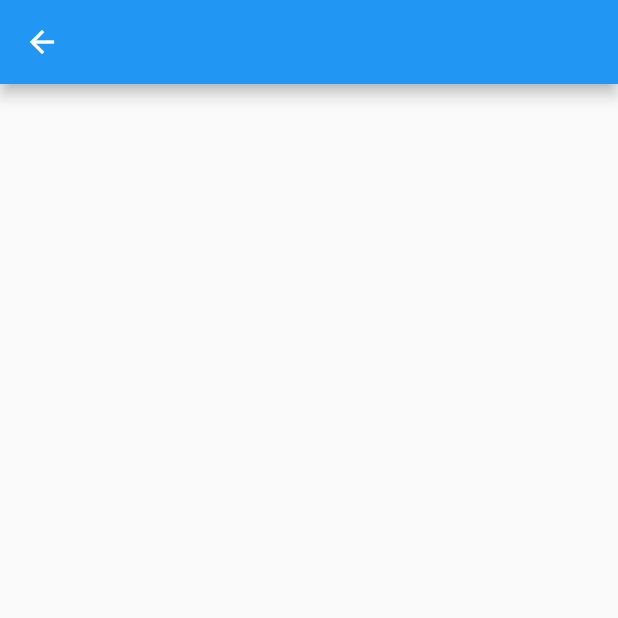
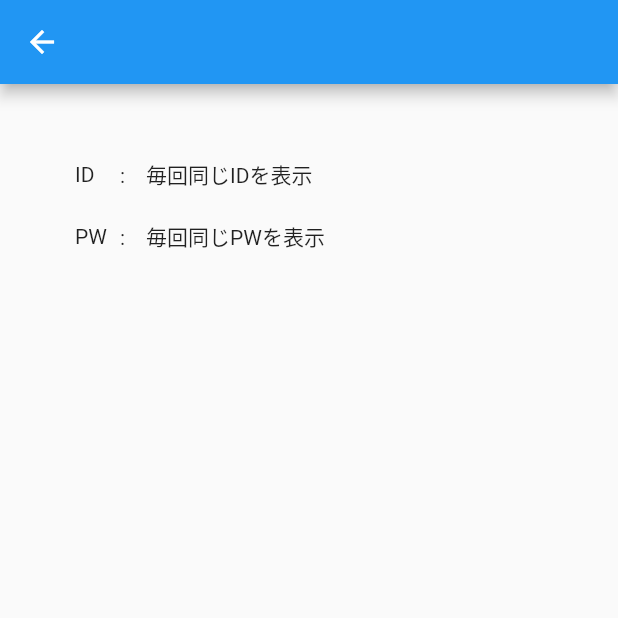
Before and after one commit to RYOTA-F/test-flutter-demo-app, a Flutter app: the NextPage screen opened directly, on a phone screen of 412 x 824 dp, the top half of it. Run offline on Flutter 3.47's test engine with Material 2 defaults, Android fonts, the phone set to English and light mode, and no system bars.

Commit message:
[update] NextPage スタイル調整

```diff
--- a/lib/next_page.dart
+++ b/lib/next_page.dart
@@ -6,7 +6,26 @@ class NextPage extends StatelessWidget {
   @override
   Widget build(BuildContext context) {
     return Scaffold(
-      appBar: AppBar(),
-    );
+        appBar: AppBar(),
+        body: Padding(
+            padding: const EdgeInsets.all(50.0),
+            child: Column(
+              crossAxisAlignment: CrossAxisAlignment.start,
+              children: [
+                Row(
+                  children: const [
+                    SizedBox(width: 30, child: Text('ID')),
+                    Text(':　毎回同じIDを表示'),
+                  ],
+                ),
+                const SizedBox(height: 20),
+                Row(
+                  children: const [
+                    SizedBox(width: 30, child: Text('PW')),
+                    Text(':　毎回同じPWを表示'),
+                  ],
+                ),
+              ],
+            )));
   }
 }
```
